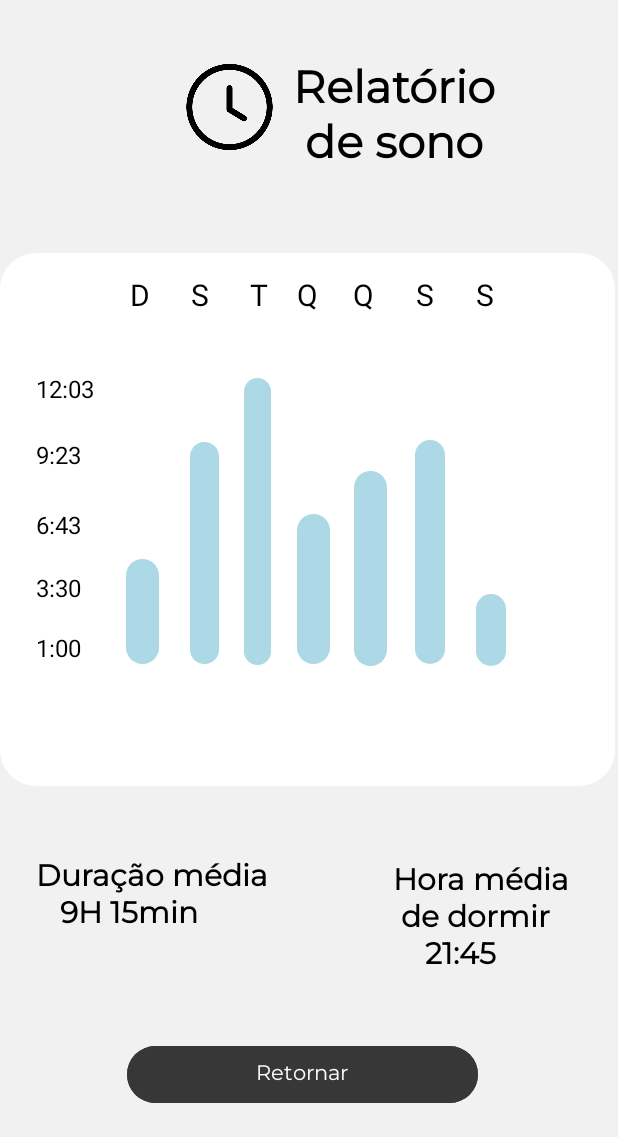
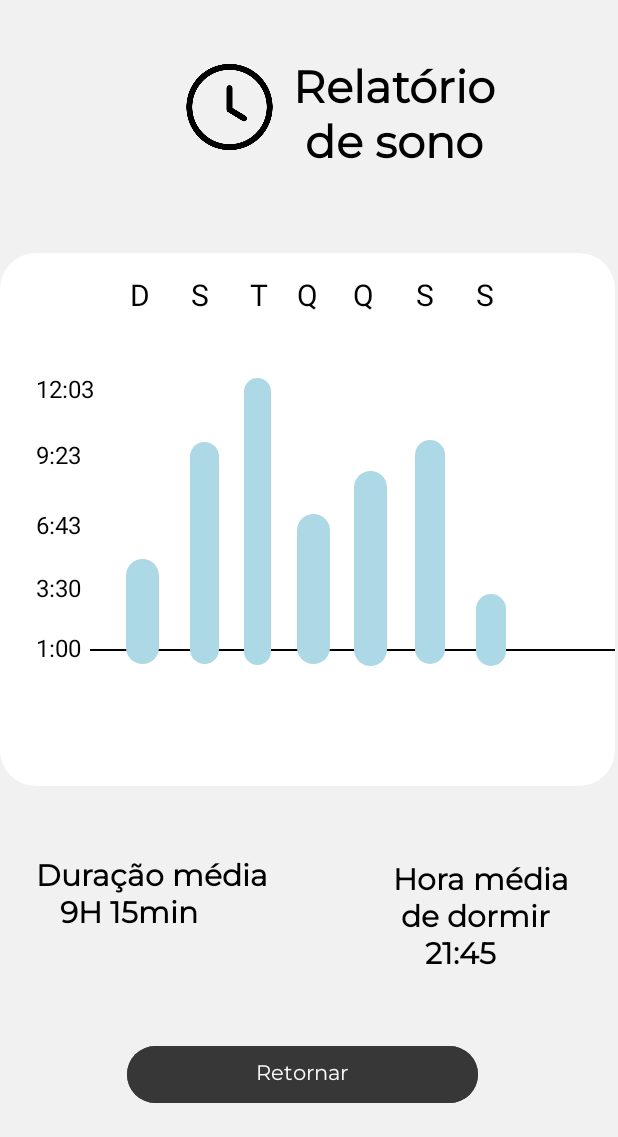
Before and after one commit to joaogpereira/Myson, an Android app: the RelatorioSonoActivity screen opened directly, with no data from a screen before it, on a phone screen of 412 x 824 dp, the part 99-1236 px from its top. Run offline under Robolectric (Android 15) with nearby library versions, the phone set to English and light mode, and no system bars.

Commit message:
adicionando as linhas

```diff
--- a/app/src/main/res/layout/activity_relatorio_sono.xml
+++ b/app/src/main/res/layout/activity_relatorio_sono.xml
@@ -68,6 +68,61 @@
         app:layout_constraintHorizontal_bias="0.0"
         app:layout_constraintStart_toStartOf="parent"
         app:layout_constraintTop_toTopOf="parent" />
+    <View
+        android:layout_width="350dp"
+        android:layout_height="1dp"
+        android:background="#CCCCCC"
+        android:backgroundTint="@android:color/black"
+        app:layout_constraintBottom_toBottomOf="@+id/materialToolbarTelaCasdastroSono2"
+        app:layout_constraintEnd_toEndOf="@+id/materialToolbarTelaCasdastroSono2"
+        app:layout_constraintHorizontal_bias="1.0"
+        app:layout_constraintStart_toStartOf="@+id/materialToolbarTelaCasdastroSono2"
+        app:layout_constraintTop_toTopOf="@+id/materialToolbarTelaCasdastroSono2"
+        app:layout_constraintVertical_bias="0.745" />
+    <View
+        android:layout_width="350dp"
+        android:layout_height="1dp"
+        android:background="#CCCCCC"
+        android:backgroundTint="@android:color/black"
+        app:layout_constraintBottom_toBottomOf="@+id/materialToolbarTelaCasdastroSono2"
+        app:layout_constraintEnd_toEndOf="@+id/materialToolbarTelaCasdastroSono2"
+        app:layout_constraintHorizontal_bias="1.0"
+        app:layout_constraintStart_toStartOf="@+id/materialToolbarTelaCasdastroSono2"
+        app:layout_constraintTop_toTopOf="@+id/materialToolbarTelaCasdastroSono2"
+        app:layout_constraintVertical_bias="0.745" />
+    <View
+        android:layout_width="350dp"
+        android:layout_height="1dp"
+        android:background="#CCCCCC"
+        android:backgroundTint="@android:color/black"
+        app:layout_constraintBottom_toBottomOf="@+id/materialToolbarTelaCasdastroSono2"
+        app:layout_constraintEnd_toEndOf="@+id/materialToolbarTelaCasdastroSono2"
+        app:layout_constraintHorizontal_bias="1.0"
+        app:layout_constraintStart_toStartOf="@+id/materialToolbarTelaCasdastroSono2"
+        app:layout_constraintTop_toTopOf="@+id/materialToolbarTelaCasdastroSono2"
+        app:layout_constraintVertical_bias="0.745" />
+    <View
+        android:layout_width="350dp"
+        android:layout_height="1dp"
+        android:background="#CCCCCC"
+        android:backgroundTint="@android:color/black"
+        app:layout_constraintBottom_toBottomOf="@+id/materialToolbarTelaCasdastroSono2"
+        app:layout_constraintEnd_toEndOf="@+id/materialToolbarTelaCasdastroSono2"
+        app:layout_constraintHorizontal_bias="1.0"
+        app:layout_constraintStart_toStartOf="@+id/materialToolbarTelaCasdastroSono2"
+        app:layout_constraintTop_toTopOf="@+id/materialToolbarTelaCasdastroSono2"
+        app:layout_constraintVertical_bias="0.745" />
+    <View
+        android:layout_width="350dp"
+        android:layout_height="1dp"
+        android:background="#CCCCCC"
+        android:backgroundTint="@android:color/black"
+        app:layout_constraintBottom_toBottomOf="@+id/materialToolbarTelaCasdastroSono2"
+        app:layout_constraintEnd_toEndOf="@+id/materialToolbarTelaCasdastroSono2"
+        app:layout_constraintHorizontal_bias="1.0"
+        app:layout_constraintStart_toStartOf="@+id/materialToolbarTelaCasdastroSono2"
+        app:layout_constraintTop_toTopOf="@+id/materialToolbarTelaCasdastroSono2"
+        app:layout_constraintVertical_bias="0.745" />
 
     <com.google.android.material.appbar.MaterialToolbar
         android:id="@+id/materialToolbarTelaCasdastroSono3"
@@ -411,4 +466,6 @@
         app:layout_constraintStart_toStartOf="@+id/materialToolbarTelaCasdastroSono2"
         app:layout_constraintTop_toTopOf="@+id/materialToolbarTelaCasdastroSono2"
         app:layout_constraintVertical_bias="0.042" />
+
+
 </androidx.constraintlayout.widget.ConstraintLayout>
```
